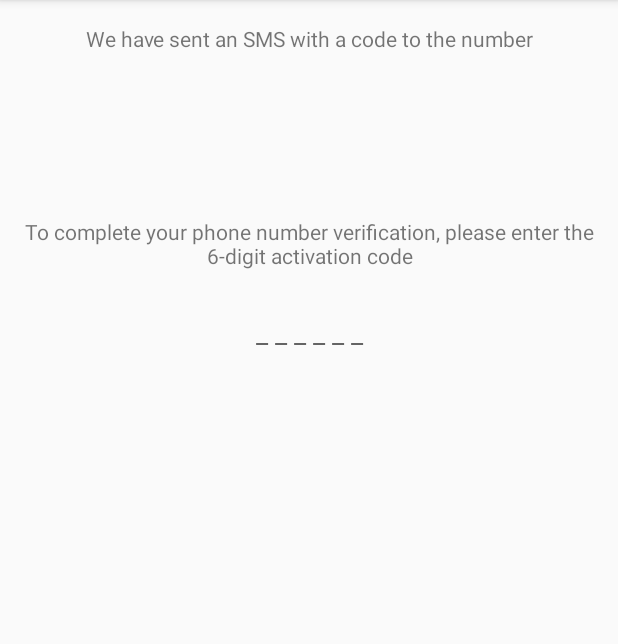
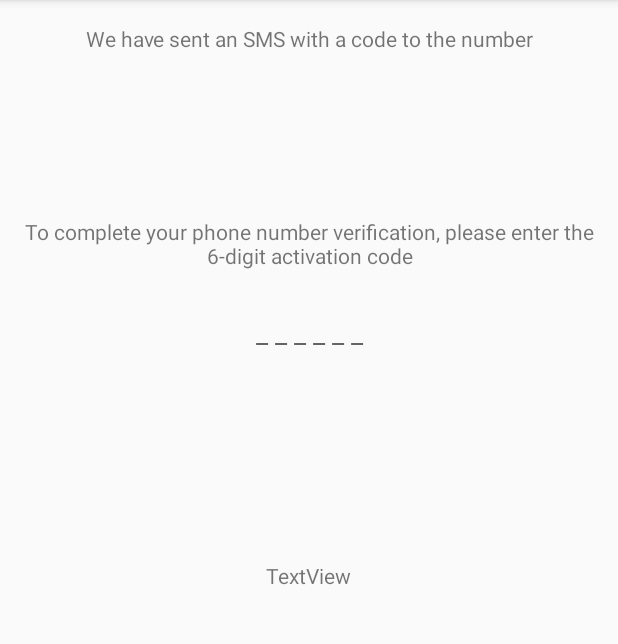
Before and after one commit to postanuova/TgMobile, an Android app: the InsertSmsCodeActivity screen opened directly, with no data from a screen before it, on a phone screen of 412 x 824 dp, the part 84-728 px from its top. Run offline under Robolectric (Android 15) with nearby library versions, the phone set to English and light mode, and no system bars.

```diff
--- a/app/src/main/res/layout/activity_insert_sms_code.xml
+++ b/app/src/main/res/layout/activity_insert_sms_code.xml
@@ -63,4 +63,13 @@
         android:layout_marginTop="69dp"
         android:id="@+id/tvStatusMessage"
         tools:text="tvStatusMessage" />
+
+    <TextView
+        android:text="TextView"
+        android:layout_width="wrap_content"
+        android:layout_height="wrap_content"
+        android:layout_centerVertical="true"
+        android:layout_centerHorizontal="true"
+        android:id="@+id/tvSmsCode" />
+
 </RelativeLayout>
```
Also changed, not shown: app/src/main/java/org/teenguard/child/activity/InsertSmsCodeActivity.java (+31 -2 lines).
